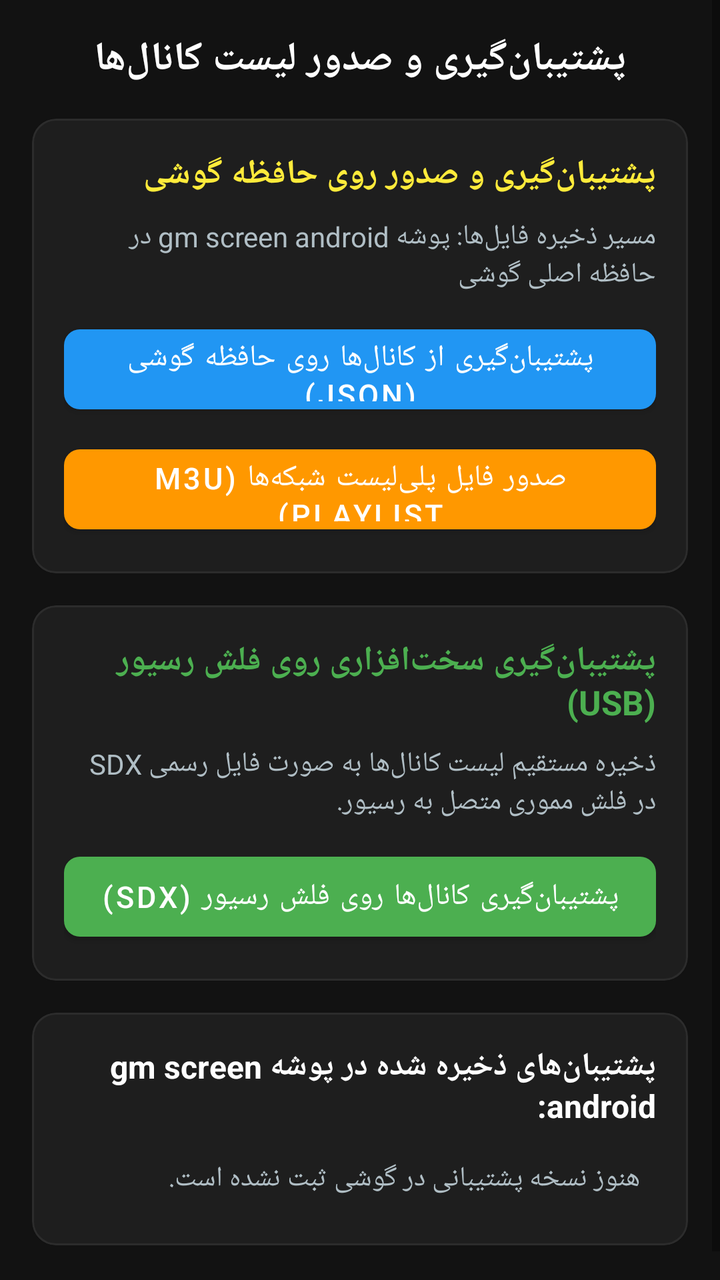
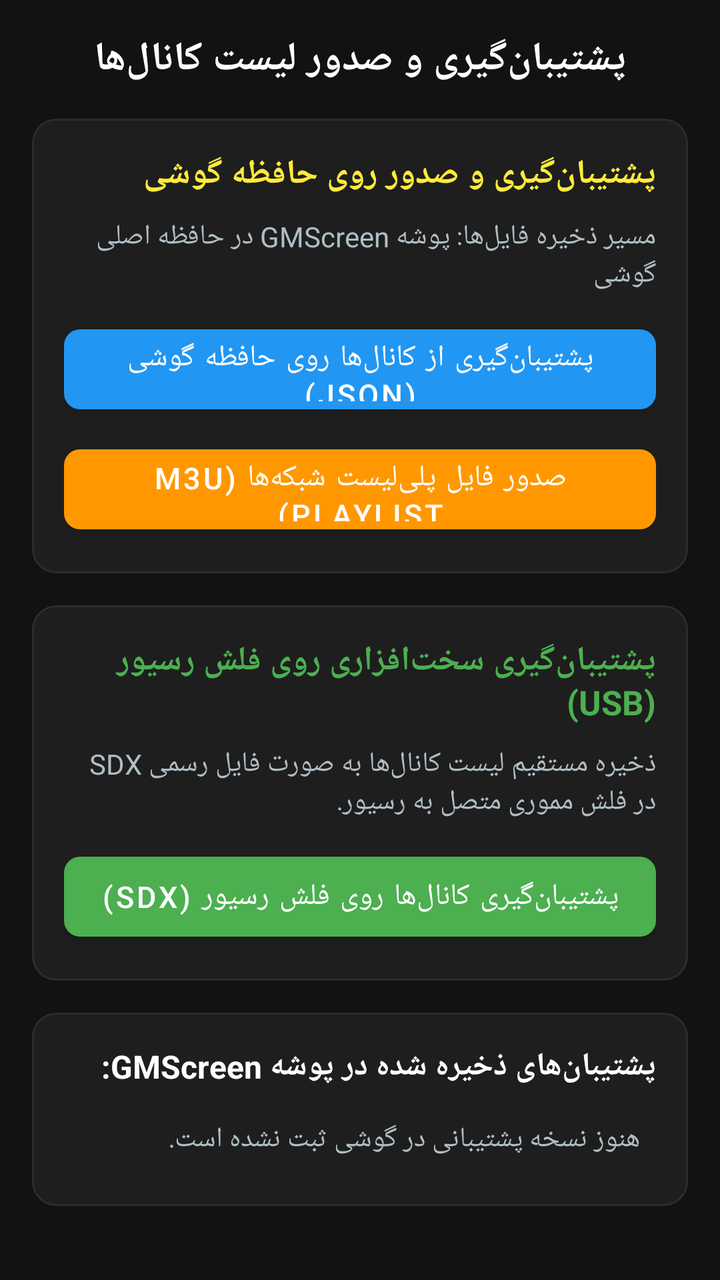

Two renders of the same Android screen: before a commit and after it. Below are the layout's source before the change and the commit's diff.
<!-- AndroidManifest.xml: application theme Theme.GMScreenAccessible -->
<!-- res/layout/fragment_backup.xml -->
<?xml version="1.0" encoding="utf-8"?>
<ScrollView xmlns:android="http://schemas.android.com/apk/res/android"
    xmlns:app="http://schemas.android.com/apk/res-auto"
    android:layout_width="match_parent"
    android:layout_height="match_parent"
    android:background="@color/dark_bg"
    android:fillViewport="true">

    <LinearLayout
        android:layout_width="match_parent"
        android:layout_height="wrap_content"
        android:orientation="vertical"
        android:padding="16dp">

        <TextView
            android:layout_width="match_parent"
            android:layout_height="wrap_content"
            android:text="@string/backup_title"
            android:textColor="@color/text_primary"
            android:textSize="20sp"
            android:textStyle="bold"
            android:gravity="center"
            android:layout_marginBottom="16dp" />

        
        <com.google.android.material.card.MaterialCardView
            android:layout_width="match_parent"
            android:layout_height="wrap_content"
            android:layout_marginBottom="16dp"
            app:cardBackgroundColor="@color/card_bg"
            app:cardCornerRadius="12dp"
            app:strokeColor="@color/divider"
            app:strokeWidth="1dp">

            <LinearLayout
                android:layout_width="match_parent"
                android:layout_height="wrap_content"
                android:orientation="vertical"
                android:padding="16dp">

                <TextView
                    android:layout_width="match_parent"
                    android:layout_height="wrap_content"
                    android:text="پشتیبان‌گیری و صدور روی حافظه گوشی"
                    android:textColor="@color/accent_yellow"
                    android:textSize="17sp"
                    android:textStyle="bold"
                    android:layout_marginBottom="10dp" />

                <TextView
                    android:id="@+id/txtBackupStatus"
                    android:layout_width="match_parent"
                    android:layout_height="wrap_content"
                    android:text="مسیر ذخیره فایل‌ها: پوشه gm screen android در حافظه اصلی گوشی"
                    android:textColor="@color/text_secondary"
                    android:textSize="14sp"
                    android:layout_marginBottom="12dp" />

                <com.google.android.material.button.MaterialButton
                    android:id="@+id/btnBackupPhone"
                    android:layout_width="match_parent"
                    android:layout_height="52dp"
                    android:text="@string/btn_backup_phone"
                    android:textColor="@color/white"
                    android:textSize="15sp"
                    android:layout_marginBottom="8dp"
                    app:backgroundTint="@color/primary"
                    app:cornerRadius="8dp" />

                <com.google.android.material.button.MaterialButton
                    android:id="@+id/btnExportM3u"
                    android:layout_width="match_parent"
                    android:layout_height="52dp"
                    android:text="@string/btn_export_m3u"
                    android:textColor="@color/white"
                    android:textSize="15sp"
                    app:backgroundTint="@color/secondary"
                    app:cornerRadius="8dp" />
            </LinearLayout>
        </com.google.android.material.card.MaterialCardView>

        
        <com.google.android.material.card.MaterialCardView
            android:layout_width="match_parent"
            android:layout_height="wrap_content"
            android:layout_marginBottom="16dp"
            app:cardBackgroundColor="@color/card_bg"
            app:cardCornerRadius="12dp"
            app:strokeColor="@color/divider"
            app:strokeWidth="1dp">

            <LinearLayout
                android:layout_width="match_parent"
                android:layout_height="wrap_content"
                android:orientation="vertical"
                android:padding="16dp">

                <TextView
                    android:layout_width="match_parent"
                    android:layout_height="wrap_content"
                    android:text="پشتیبان‌گیری سخت‌افزاری روی فلش رسیور (USB)"
                    android:textColor="@color/accent_green"
                    android:textSize="17sp"
                    android:textStyle="bold"
                    android:layout_marginBottom="10dp" />

                <TextView
                    android:layout_width="match_parent"
                    android:layout_height="wrap_content"
                    android:text="ذخیره مستقیم لیست کانال‌ها به صورت فایل رسمی SDX در فلش مموری متصل به رسیور."
                    android:textColor="@color/text_secondary"
                    android:textSize="14sp"
                    android:layout_marginBottom="12dp" />

                <com.google.android.material.button.MaterialButton
                    android:id="@+id/btnBackupStbUsb"
                    android:layout_width="match_parent"
                    android:layout_height="52dp"
                    android:text="@string/btn_backup_stb_usb"
                    android:textColor="@color/white"
                    android:textSize="15sp"
                    app:backgroundTint="@color/accent_green"
                    app:cornerRadius="8dp" />
            </LinearLayout>
        </com.google.android.material.card.MaterialCardView>

        
        <com.google.android.material.card.MaterialCardView
            android:layout_width="match_parent"
            android:layout_height="wrap_content"
            android:layout_marginBottom="16dp"
            app:cardBackgroundColor="@color/card_bg"
            app:cardCornerRadius="12dp"
            app:strokeColor="@color/divider"
            app:strokeWidth="1dp">

            <LinearLayout
                android:layout_width="match_parent"
                android:layout_height="wrap_content"
                android:orientation="vertical"
                android:padding="16dp">

                <TextView
                    android:layout_width="match_parent"
                    android:layout_height="wrap_content"
                    android:text="@string/backup_list_title"
                    android:textColor="@color/text_primary"
                    android:textSize="16sp"
                    android:textStyle="bold"
                    android:layout_marginBottom="8dp" />

                <LinearLayout
                    android:id="@+id/containerBackupFiles"
                    android:layout_width="match_parent"
                    android:layout_height="wrap_content"
                    android:orientation="vertical">

                    <TextView
                        android:id="@+id/txtNoBackups"
                        android:layout_width="match_parent"
                        android:layout_height="wrap_content"
                        android:text="هنوز نسخه پشتیبانی در گوشی ثبت نشده است."
                        android:textColor="@color/text_secondary"
                        android:textSize="14sp"
                        android:padding="8dp" />
                </LinearLayout>
            </LinearLayout>
        </com.google.android.material.card.MaterialCardView>

    </LinearLayout>
</ScrollView>
<!-- resources referenced by this layout -->
<resources>
  <color name="accent_green">#FF4CAF50</color>
  <color name="accent_yellow">#FFFFEB3B</color>
  <color name="card_bg">#FF1E1E1E</color>
  <color name="dark_bg">#FF121212</color>
  <color name="divider">#FF2C2C2C</color>
  <color name="primary">#FF2196F3</color>
  <color name="secondary">#FFFF9800</color>
  <color name="text_primary">#FFFFFFFF</color>
  <color name="text_secondary">#FFB0BEC5</color>
  <color name="white">#FFFFFFFF</color>
  <string name="backup_list_title">پشتیبان‌های ذخیره شده در پوشه gm screen android:</string>
  <string name="backup_title">پشتیبان‌گیری و صدور لیست کانال‌ها</string>
  <string name="btn_backup_phone">پشتیبان‌گیری از کانال‌ها روی حافظه گوشی (JSON)</string>
  <string name="btn_backup_stb_usb">پشتیبان‌گیری کانال‌ها روی فلش رسیور (SDX)</string>
  <string name="btn_export_m3u">صدور فایل پلی‌لیست شبکه‌ها (M3U Playlist)</string>
  <style name="Theme.GMScreenAccessible" parent="Theme.MaterialComponents.DayNight.NoActionBar">
          <item name="colorPrimary">@color/primary</item>
          <item name="colorPrimaryVariant">@color/primary_variant</item>
          <item name="colorOnPrimary">@color/white</item>
          <item name="colorSecondary">@color/secondary</item>
          <item name="android:statusBarColor">@color/dark_bg</item>
          <item name="android:windowBackground">@color/dark_bg</item>
      </style>
  <color name="primary_variant">#FF1976D2</color>
</resources>

<!-- the commit's change to res/layout/fragment_backup.xml (unified diff, before → after) -->
@@ -51,7 +51,7 @@
                     android:id="@+id/txtBackupStatus"
                     android:layout_width="match_parent"
                     android:layout_height="wrap_content"
-                    android:text="مسیر ذخیره فایل‌ها: پوشه gm screen android در حافظه اصلی گوشی"
+                    android:text="مسیر ذخیره فایل‌ها: پوشه GMScreen در حافظه اصلی گوشی"
                     android:textColor="@color/text_secondary"
                     android:textSize="14sp"
                     android:layout_marginBottom="12dp" />
<!-- resource entries referenced after the edit -->
@@ -10,7 +10,7 @@
   <color name="text_primary">#FFFFFFFF</color>
   <color name="text_secondary">#FFB0BEC5</color>
   <color name="white">#FFFFFFFF</color>
-  <string name="backup_list_title">پشتیبان‌های ذخیره شده در پوشه gm screen android:</string>
+  <string name="backup_list_title">پشتیبان‌های ذخیره شده در پوشه GMScreen:</string>
   <string name="backup_title">پشتیبان‌گیری و صدور لیست کانال‌ها</string>
   <string name="btn_backup_phone">پشتیبان‌گیری از کانال‌ها روی حافظه گوشی (JSON)</string>
   <string name="btn_backup_stb_usb">پشتیبان‌گیری کانال‌ها روی فلش رسیور (SDX)</string>
